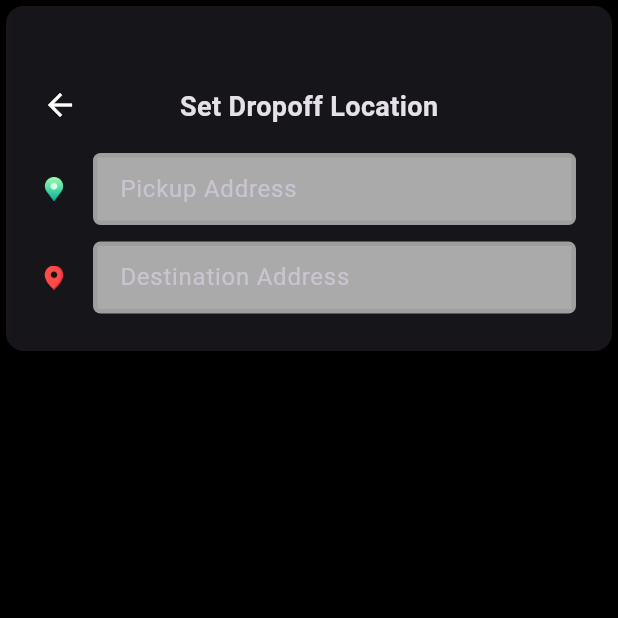
After one commit to trongnhantt/CarBookingApp, a Flutter app: the SearchDestinationPage screen opened directly, on a phone screen of 412 x 824 dp, the top half of it. The commit adds this screen. Run offline on Flutter 3.47's test engine with Material 3 defaults, Android fonts, the phone set to English and light mode, and no system bars; our stand-ins replace awesome_snackbar_content, connectivity_plus, firebase_auth, firebase_core, firebase_database, geolocator and 2 more; accounts and stored records are empty.

Commit message:
Add Page search destination for app

```diff
--- a/lib/Pages/page_home.dart
+++ b/lib/Pages/page_home.dart
@@ -4,6 +4,7 @@ import 'dart:convert';
 import 'dart:typed_data';
 import 'package:app_car_booking/Auth/login_screen.dart';
 import 'package:app_car_booking/Methods/common_methods.dart';
+import 'package:app_car_booking/Pages/search_destination_page.dart';
 import 'package:firebase_auth/firebase_auth.dart';
 import 'package:firebase_database/firebase_database.dart';
 import 'package:flutter/material.dart';
@@ -30,7 +31,6 @@ class HomePageState extends State<HomePage> {
   GoogleMapController? controllerGoogleMap;
   Position? currentPosOfUser;
   double serachContainerHeight = 276;
-
 
   void updateMapTheme(GoogleMapController controller)
   {
@@ -280,7 +280,7 @@ class HomePageState extends State<HomePage> {
                   [
                     ElevatedButton(
                         onPressed: (){
-
+                          Navigator.push(context, MaterialPageRoute(builder: (c)=>SearchDestinationPage()));
                         },
                         style: ElevatedButton.styleFrom(
                           backgroundColor: Colors.grey,
--- /dev/null
+++ b/lib/Pages/search_destination_page.dart
@@ -0,0 +1,164 @@
+import 'package:flutter/material.dart';
+
+
+class SearchDestinationPage extends StatefulWidget {
+  const SearchDestinationPage({super.key});
+
+  @override
+  State<SearchDestinationPage> createState() => _SearchDestinationPageState();
+}
+
+class _SearchDestinationPageState extends State<SearchDestinationPage> {
+  TextEditingController pickUpTextEditingController = TextEditingController();
+  TextEditingController destinationTextEditingController = TextEditingController();
+
+
+
+  @override
+  Widget build(BuildContext context)
+  {
+    return Scaffold(
+      body: SingleChildScrollView(
+        child: Column(
+          children: [
+
+            Card(
+              elevation: 10,
+              child: Container(
+                height: 230,
+                decoration: const BoxDecoration(
+                  color: Colors.black12,
+                  boxShadow:
+                  [
+                    BoxShadow(
+                      color: Colors.black12,
+                      blurRadius: 5.0,
+                      spreadRadius: 0.5,
+                      offset: Offset(0.7, 0.7),
+                    ),
+                  ],
+                ),
+                child: Padding(
+                  padding: const EdgeInsets.only(left: 24, top: 48, right: 24, bottom: 20),
+                  child: Column(
+                    children: [
+
+                      const SizedBox(height: 6,),
+
+                      //icon button - title
+                      Stack(
+                        children: [
+
+                          GestureDetector(
+                            onTap: ()
+                            {
+                              Navigator.pop(context);
+                            },
+                            child: const Icon(Icons.arrow_back, color: Colors.white,),
+                          ),
+
+                          const Center(
+                            child: Text(
+                              "Set Dropoff Location",
+                              style: TextStyle(
+                                fontSize: 18,
+                                fontWeight: FontWeight.bold,
+                              ),
+                            ),
+                          ),
+
+                        ],
+                      ),
+
+                      const SizedBox(height: 18,),
+
+                      //pickup text field
+                      Row(
+                        children: [
+
+                          Image.asset(
+                            "assets/images/initial.png",
+                            height: 16,
+                            width: 16,
+                          ),
+
+                          const SizedBox(width: 18,),
+
+                          Expanded(
+                            child: Container(
+                              decoration: BoxDecoration(
+                                color: Colors.grey,
+                                borderRadius: BorderRadius.circular(5),
+                              ),
+                              child: Padding(
+                                padding: const EdgeInsets.all(3),
+                                child: TextField(
+                                  controller: pickUpTextEditingController,
+                                  decoration: const InputDecoration(
+                                      hintText: "Pickup Address",
+                                      fillColor: Colors.white12,
+                                      filled: true,
+                                      border: InputBorder.none,
+                                      isDense: true,
+                                      contentPadding: EdgeInsets.only(left: 11, top: 9, bottom: 9)
+                                  ),
+                                ),
+                              ),
+                            ),
+                          ),
+
+                        ],
+                      ),
+
+                      const SizedBox(height: 11,),
+
+                      //destination text field
+                      Row(
+                        children: [
+
+                          Image.asset(
+                            "assets/images/final.png",
+                            height: 16,
+                            width: 16,
+                          ),
+
+                          const SizedBox(width: 18,),
+
+                          Expanded(
+                            child: Container(
+                              decoration: BoxDecoration(
+                                color: Colors.grey,
+                                borderRadius: BorderRadius.circular(5),
+                              ),
+                              child: Padding(
+                                padding: const EdgeInsets.all(3),
+                                child: TextField(
+                                  controller: destinationTextEditingController,
+                                  decoration: const InputDecoration(
+                                      hintText: "Destination Address",
+                                      fillColor: Colors.white12,
+                                      filled: true,
+                                      border: InputBorder.none,
+                                      isDense: true,
+                                      contentPadding: EdgeInsets.only(left: 11, top: 9, bottom: 9)
+                                  ),
+                                ),
+                              ),
+                            ),
+                          ),
+
+                        ],
+                      ),
+
+                    ],
+                  ),
+                ),
+              ),
+            ),
+
+          ],
+        ),
+      ),
+    );
+  }
+}
```
